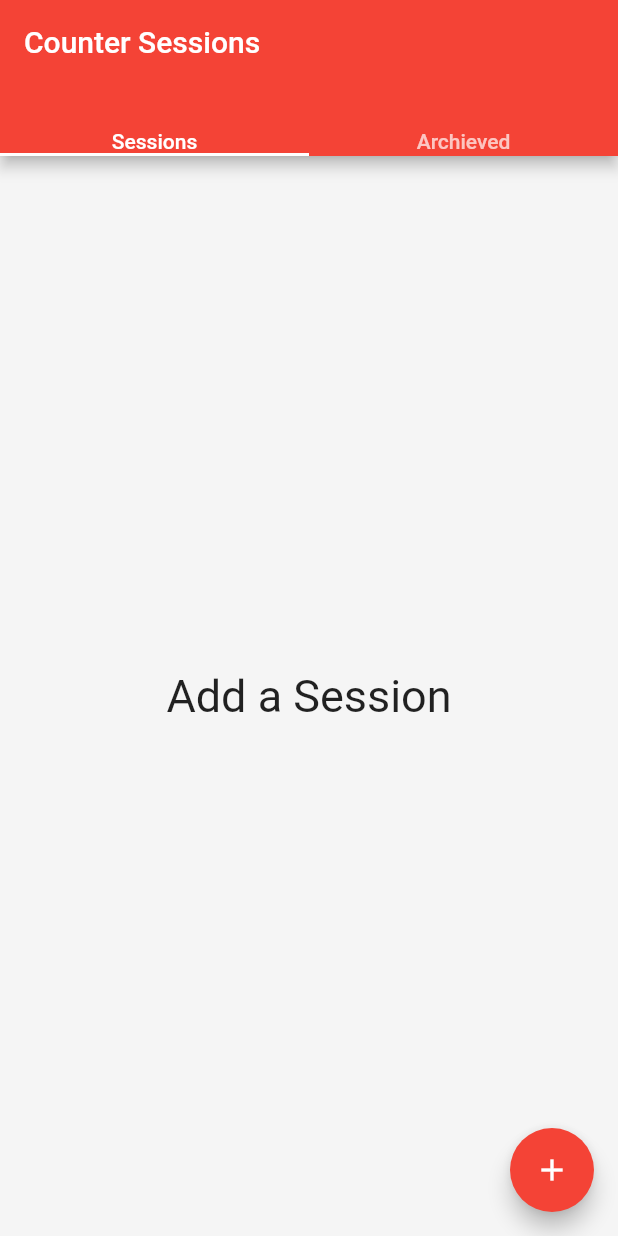
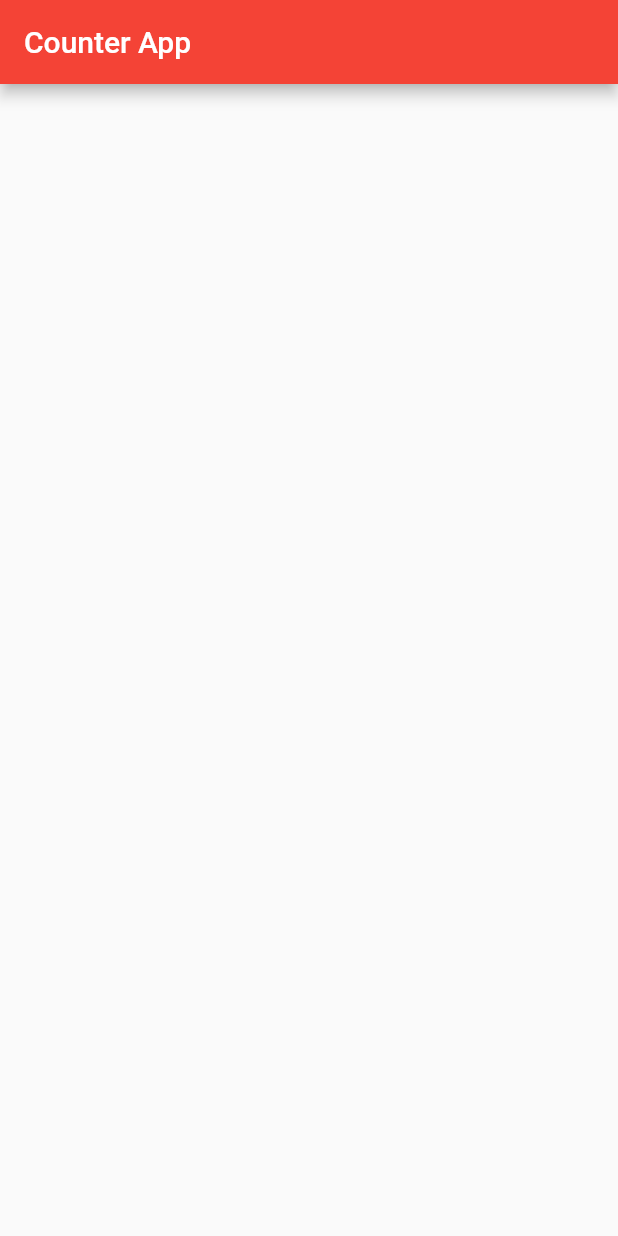
Before and after one commit to Ace1020302/counter-app, a Flutter app: the screen it shows after launch, on a phone screen of 412 x 824 dp. Run offline on Flutter 3.47's test engine with Material 2 defaults, Android fonts, the phone set to English and light mode, and no system bars; our stand-ins replace flutter_slidable.

Commit message:
Set up data types for session and counter, add a second home screen file to refactor from scratch making data flow properly

```diff
--- /dev/null
+++ b/lib/counter.dart
@@ -0,0 +1,6 @@
+class Counter {
+  String name;
+  int score;
+
+  Counter(this.name) {}
+}
--- a/lib/main.dart
+++ b/lib/main.dart
@@ -1,5 +1,5 @@
 import 'package:flutter/material.dart';
-import 'screens/home_screen.dart';
+import 'screens/home_screen_2.dart';
 
 void main() => runApp(MyApp());
 
@@ -20,9 +20,8 @@ class MyApp extends StatelessWidget {
         // Notice that the counter didn't reset back to zero; the application
         // is not restarted.
         primarySwatch: Colors.red,
-
       ),
-      home: SafeArea(child: HomeScreen()),
+      home: HomeScreen(),
     );
   }
 }
--- /dev/null
+++ b/lib/screens/home_screen_2.dart
@@ -0,0 +1,27 @@
+import 'package:flutter/material.dart';
+
+import '../session.dart';
+
+class HomeScreen extends StatefulWidget {
+  @override
+  State<StatefulWidget> createState() {
+    return HomeScreenState();
+  }
+}
+
+// Creates a List of sessions which will be clickable and maluable
+class HomeScreenState extends State<HomeScreen> {
+  @override
+  Widget build(BuildContext context) {
+    List<Session> sessions = [];
+
+    return Scaffold(
+      appBar: AppBar(
+        title: Text(
+          'Counter App',
+          textAlign: TextAlign.center,
+        ),
+      ),
+    );
+  }
+}
--- /dev/null
+++ b/lib/session.dart
@@ -0,0 +1,5 @@
+class Session {
+  String name;
+  List<Counter> counters = [];
+  Session(this.name, this.counters) {}
+}
```
